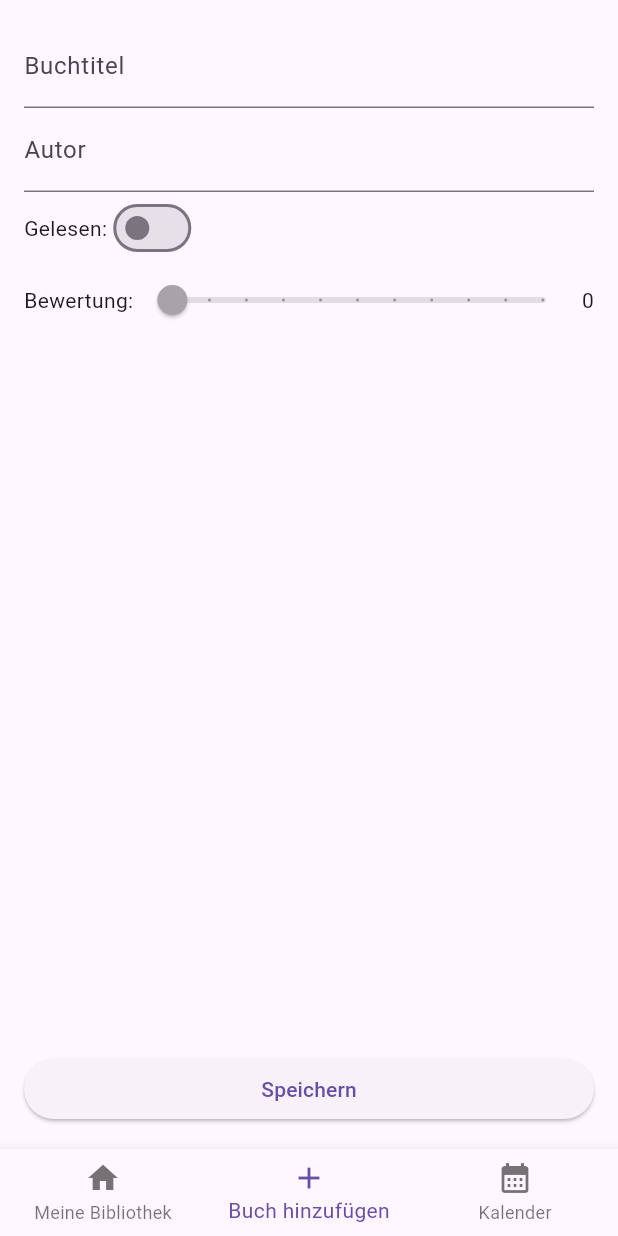
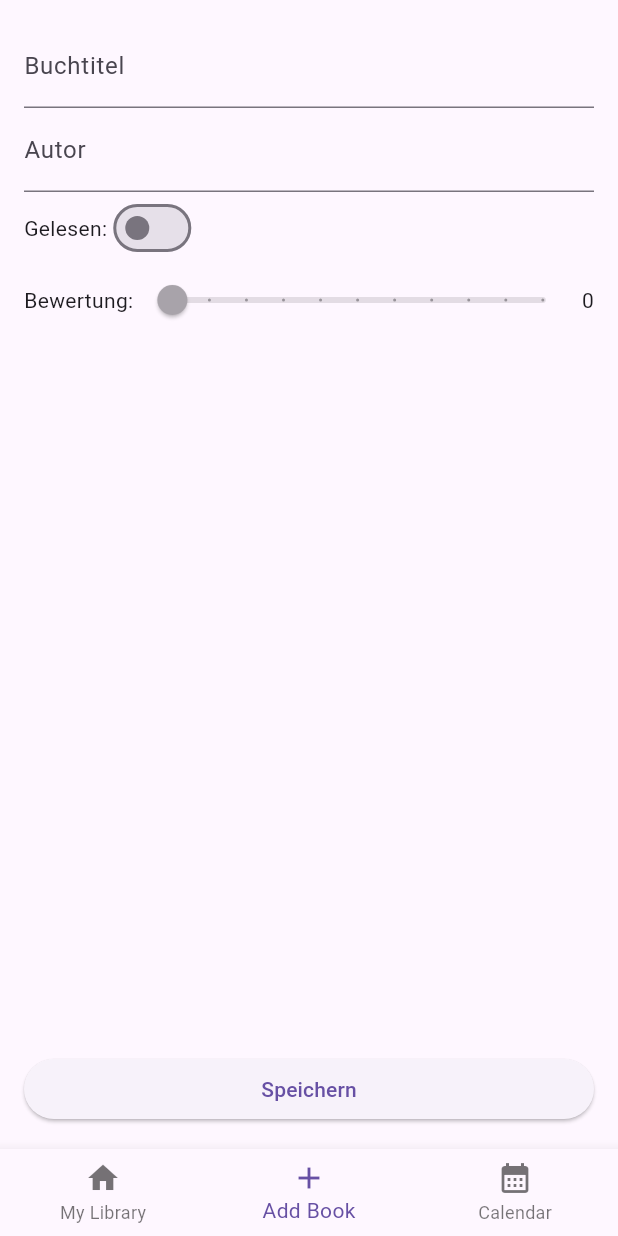
Before and after one commit to deckelmouck/fluhoowlib, a Flutter app: the screen it shows after launch, item 2 of the bottom bar chosen, on a phone screen of 412 x 824 dp. Run offline on Flutter 3.47's test engine with Material 3 defaults, Android fonts, the phone set to English and light mode, and no system bars; our stand-ins replace table_calendar.

Commit message:
add initial multilanguage

````diff
--- /dev/null
+++ b/l10n.yaml
@@ -0,0 +1,3 @@
+arb-dir: lib/l10n
+template-arb-file: intl_en.arb
+output-localization-file: app_localizations.dart
--- /dev/null
+++ b/lib/l10n/app_localizations.dart
@@ -0,0 +1,158 @@
+import 'dart:async';
+
+import 'package:flutter/foundation.dart';
+import 'package:flutter/widgets.dart';
+import 'package:flutter_localizations/flutter_localizations.dart';
+import 'package:intl/intl.dart' as intl;
+
+import 'app_localizations_de.dart';
+import 'app_localizations_en.dart';
+
+// ignore_for_file: type=lint
+
+/// Callers can lookup localized strings with an instance of AppLocalizations
+/// returned by `AppLocalizations.of(context)`.
+///
+/// Applications need to include `AppLocalizations.delegate()` in their app's
+/// `localizationDelegates` list, and the locales they support in the app's
+/// `supportedLocales` list. For example:
+///
+/// ```dart
+/// import 'l10n/app_localizations.dart';
+///
+/// return MaterialApp(
+///   localizationsDelegates: AppLocalizations.localizationsDelegates,
+///   supportedLocales: AppLocalizations.supportedLocales,
+///   home: MyApplicationHome(),
+/// );
+/// ```
+///
+/// ## Update pubspec.yaml
+///
+/// Please make sure to update your pubspec.yaml to include the following
+/// packages:
+///
+/// ```yaml
+/// dependencies:
+///   # Internationalization support.
+///   flutter_localizations:
+///     sdk: flutter
+///   intl: any # Use the pinned version from flutter_localizations
+///
+///   # Rest of dependencies
+/// ```
+///
+/// ## iOS Applications
+///
+/// iOS applications define key application metadata, including supported
+/// locales, in an Info.plist file that is built into the application bundle.
+/// To configure the locales supported by your app, you’ll need to edit this
+/// file.
+///
+/// First, open your project’s ios/Runner.xcworkspace Xcode workspace file.
+/// Then, in the Project Navigator, open the Info.plist file under the Runner
+/// project’s Runner folder.
+///
+/// Next, select the Information Property List item, select Add Item from the
+/// Editor menu, then select Localizations from the pop-up menu.
+///
+/// Select and expand the newly-created Localizations item then, for each
+/// locale your application supports, add a new item and select the locale
+/// you wish to add from the pop-up menu in the Value field. This list should
+/// be consistent with the languages listed in the AppLocalizations.supportedLocales
+/// property.
+abstract class AppLocalizations {
+  AppLocalizations(String locale)
+    : localeName = intl.Intl.canonicalizedLocale(locale.toString());
+
+  final String localeName;
+
+  static AppLocalizations? of(BuildContext context) {
+    return Localizations.of<AppLocalizations>(context, AppLocalizations);
+  }
+
+  static const LocalizationsDelegate<AppLocalizations> delegate =
+      _AppLocalizationsDelegate();
+
+  /// A list of this localizations delegate along with the default localizations
+  /// delegates.
+  ///
+  /// Returns a list of localizations delegates containing this delegate along with
+  /// GlobalMaterialLocalizations.delegate, GlobalCupertinoLocalizations.delegate,
+  /// and GlobalWidgetsLocalizations.delegate.
+  ///
+  /// Additional delegates can be added by appending to this list in
+  /// MaterialApp. This list does not have to be used at all if a custom list
+  /// of delegates is preferred or required.
+  static const List<LocalizationsDelegate<dynamic>> localizationsDelegates =
+      <LocalizationsDelegate<dynamic>>[
+        delegate,
+        GlobalMaterialLocalizations.delegate,
+        GlobalCupertinoLocalizations.delegate,
+        GlobalWidgetsLocalizations.delegate,
+      ];
+
+  /// A list of this localizations delegate's supported locales.
+  static const List<Locale> supportedLocales = <Locale>[
+    Locale('de'),
+    Locale('en'),
+  ];
+
+  /// No description provided for @appTitle.
+  ///
+  /// In en, this message translates to:
+  /// **'Hoowlib App'**
+  String get appTitle;
+
+  /// No description provided for @addBook.
+  ///
+  /// In en, this message translates to:
+  /// **'Add Book'**
+  String get addBook;
+
+  /// No description provided for @myLibrary.
+  ///
+  /// In en, this message translates to:
+  /// **'My Library'**
+  String get myLibrary;
+
+  /// No description provided for @calendar.
+  ///
+  /// In en, this message translates to:
+  /// **'Calendar'**
+  String get calendar;
+}
+
+class _AppLocalizationsDelegate
+    extends LocalizationsDelegate<AppLocalizations> {
+  const _AppLocalizationsDelegate();
+
+  @override
+  Future<AppLocalizations> load(Locale locale) {
+    return SynchronousFuture<AppLocalizations>(lookupAppLocalizations(locale));
+  }
+
+  @override
+  bool isSupported(Locale locale) =>
+      <String>['de', 'en'].contains(locale.languageCode);
+
+  @override
+  bool shouldReload(_AppLocalizationsDelegate old) => false;
+}
+
+AppLocalizations lookupAppLocalizations(Locale locale) {
+  // Lookup logic when only language code is specified.
+  switch (locale.languageCode) {
+    case 'de':
+      return AppLocalizationsDe();
+    case 'en':
+      return AppLocalizationsEn();
+  }
+
+  throw FlutterError(
+    'AppLocalizations.delegate failed to load unsupported locale "$locale". This is likely '
+    'an issue with the localizations generation tool. Please file an issue '
+    'on GitHub with a reproducible sample app and the gen-l10n configuration '
+    'that was used.',
+  );
+}
--- /dev/null
+++ b/lib/l10n/app_localizations_de.dart
@@ -0,0 +1,22 @@
+// ignore: unused_import
+import 'package:intl/intl.dart' as intl;
+import 'app_localizations.dart';
+
+// ignore_for_file: type=lint
+
+/// The translations for German (`de`).
+class AppLocalizationsDe extends AppLocalizations {
+  AppLocalizationsDe([String locale = 'de']) : super(locale);
+
+  @override
+  String get appTitle => 'Howwlib App';
+
+  @override
+  String get addBook => 'Buch hinzufügen';
+
+  @override
+  String get myLibrary => 'Meine Bibliothek';
+
+  @override
+  String get calendar => 'Kalendar';
+}
--- /dev/null
+++ b/lib/l10n/app_localizations_en.dart
@@ -0,0 +1,22 @@
+// ignore: unused_import
+import 'package:intl/intl.dart' as intl;
+import 'app_localizations.dart';
+
+// ignore_for_file: type=lint
+
+/// The translations for English (`en`).
+class AppLocalizationsEn extends AppLocalizations {
+  AppLocalizationsEn([String locale = 'en']) : super(locale);
+
+  @override
+  String get appTitle => 'Hoowlib App';
+
+  @override
+  String get addBook => 'Add Book';
+
+  @override
+  String get myLibrary => 'My Library';
+
+  @override
+  String get calendar => 'Calendar';
+}
--- /dev/null
+++ b/lib/l10n/intl_de.arb
@@ -0,0 +1,6 @@
+{
+  "appTitle": "Howwlib App",
+  "addBook": "Buch hinzufügen",
+  "myLibrary": "Meine Bibliothek",
+  "calendar": "Kalendar"
+}
--- /dev/null
+++ b/lib/l10n/intl_en.arb
@@ -0,0 +1,6 @@
+{
+  "appTitle": "Hoowlib App",
+  "addBook": "Add Book",
+  "myLibrary": "My Library",
+  "calendar": "Calendar"
+}
--- a/lib/main.dart
+++ b/lib/main.dart
@@ -3,6 +3,8 @@ import 'models/book.dart';
 import 'pages/library_page.dart';
 import 'pages/add_book_page.dart';
 import 'pages/calendar_page.dart';
+import 'package:flutter_localizations/flutter_localizations.dart';
+import 'l10n/app_localizations.dart';
 
 void main() {
   runApp(const MainApp());
@@ -14,6 +16,16 @@ class MainApp extends StatelessWidget {
   @override
   Widget build(BuildContext context) {
     return const MaterialApp(
+      localizationsDelegates: [
+        AppLocalizations.delegate,
+        GlobalMaterialLocalizations.delegate,
+        GlobalWidgetsLocalizations.delegate,
+        GlobalCupertinoLocalizations.delegate,
+      ],
+      supportedLocales: [
+        Locale('en', ''), // English
+        Locale('de', ''), // German
+      ],
       home: TabBarExample(),
     );
   }
@@ -83,18 +95,18 @@ class _TabBarExampleState extends State<TabBarExample> {
     return Scaffold(
       body: _pages[_selectedIndex],
       bottomNavigationBar: BottomNavigationBar(
-        items: const <BottomNavigationBarItem>[
+        items: <BottomNavigationBarItem>[
           BottomNavigationBarItem(
             icon: Icon(Icons.home),
-            label: 'Meine Bibliothek',
+            label: AppLocalizations.of(context)!.myLibrary,
           ),
           BottomNavigationBarItem(
             icon: Icon(Icons.add),
-            label: 'Buch hinzufügen',
+            label: AppLocalizations.of(context)!.addBook,
           ),
           BottomNavigationBarItem(
             icon: Icon(Icons.calendar_month),
-            label: 'Kalender',
+            label: AppLocalizations.of(context)!.calendar,
           ),
         ],
         currentIndex: _selectedIndex,
--- a/pubspec.yaml
+++ b/pubspec.yaml
@@ -9,6 +9,9 @@ environment:
 dependencies:
   flutter:
     sdk: flutter
+  flutter_localizations:
+    sdk: flutter
+  intl: ^0.20.2
   table_calendar: ^3.2.0
 
 dev_dependencies:
@@ -18,3 +21,4 @@ dev_dependencies:
 
 flutter:
   uses-material-design: true
+  generate: true
````
Also changed, not shown: pubspec.lock.
